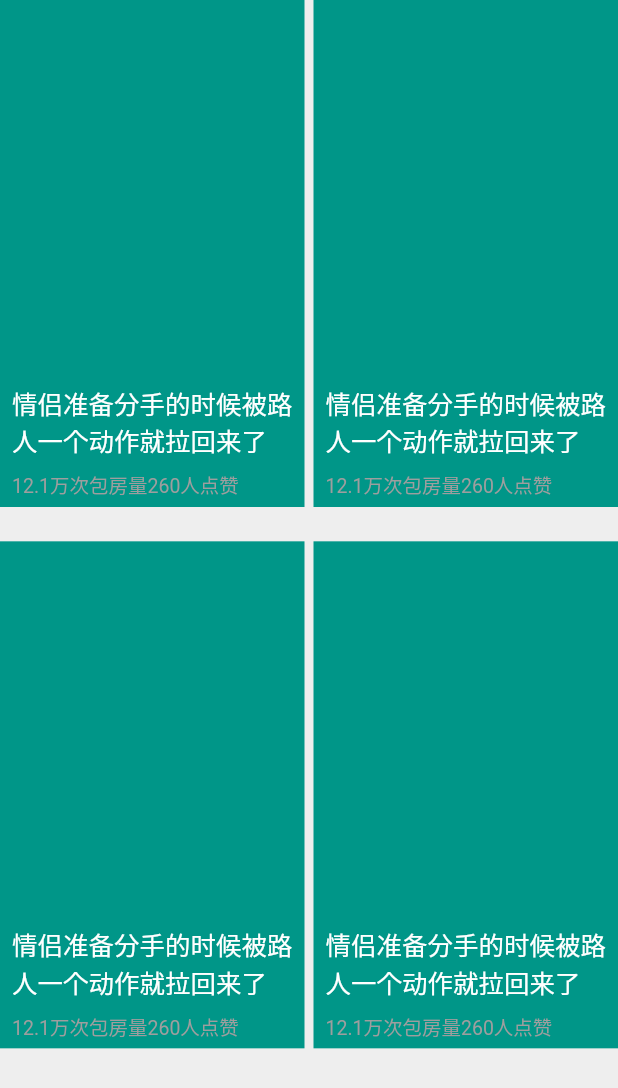
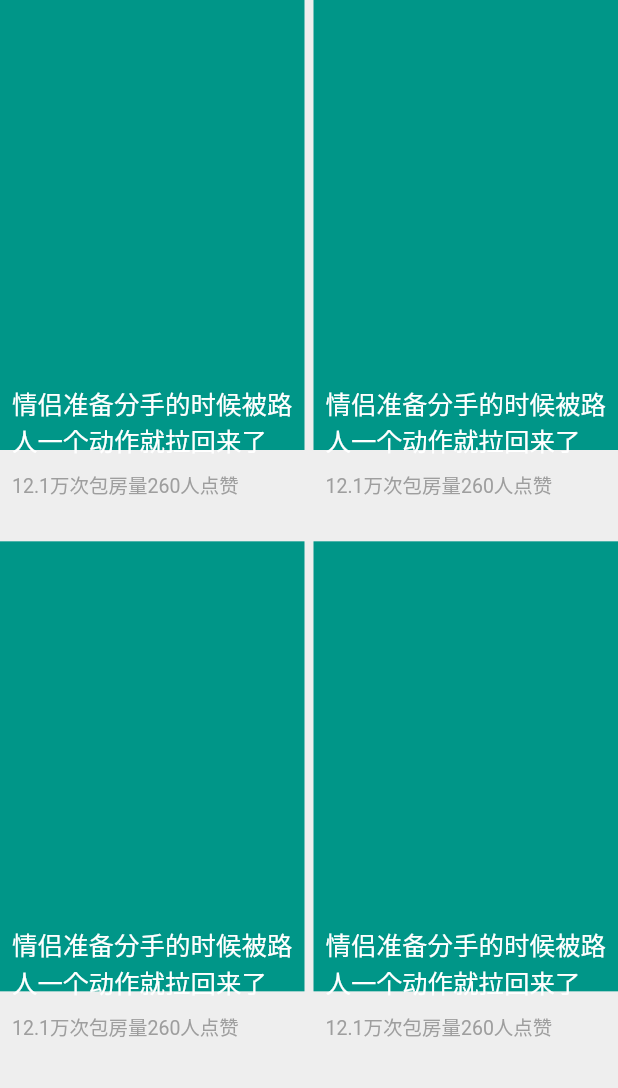
Before and after one commit to weizhenzhao/flutter_news_netbase, a Flutter app: the SmallVideoPage screen opened directly, on a phone screen of 412 x 824 dp. Shown: the top 1088 px of the screen. Run offline on Flutter 3.47's test engine with Material 2 defaults, Android fonts, the light colour scheme and no system bars; drawn by our look-alikes of video_player; our stand-ins replace reorderables; network calls fail.

Commit message:
fixing ui overflow problem

```diff
--- a/lib/part1/SmallVideoPage.dart
+++ b/lib/part1/SmallVideoPage.dart
@@ -162,12 +162,12 @@ class _VideoPageState extends State<VideoPage> {
         children: <Widget>[
           SizedBox(
             width: 300,
-            height: 338,
+            height: 300,
             child: inits
                 ? VideoPlayer(controller)
                 : Container(
               width: 300,
-              height: 338,
+              height: 300,
               color: Colors.teal,
             ),
           ),
--- a/lib/part2/SearchBar.dart
+++ b/lib/part2/SearchBar.dart
@@ -69,7 +69,7 @@ class _TitleContentsState extends State<TitleContents> {
         children: <Widget>[
           Container(
             height: 30,
-            width: 280,
+            width: 250,
             child: TextField(
               controller: _searchFieldController,
 
```
